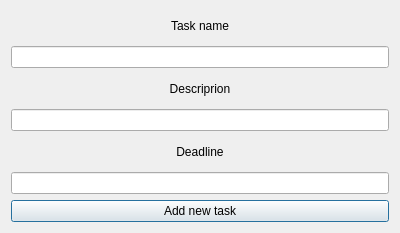
The window that client/include/add_task.ui (cowboymalboro1884/MessLess) describes before a commit, drawn with Qt 5.
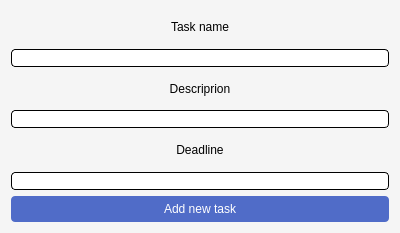
The same window after the commit.

```diff
--- a/client/include/add_task.ui
+++ b/client/include/add_task.ui
@@ -13,11 +13,18 @@
   <property name="windowTitle">
    <string>Dialog</string>
   </property>
+  <property name="styleSheet">
+   <string notr="true">background-color:rgb(245, 245, 245);
+</string>
+  </property>
   <layout class="QVBoxLayout" name="verticalLayout_2">
    <item>
     <layout class="QGridLayout" name="gridLayout">
      <item row="0" column="0">
       <widget class="QLabel" name="task_name">
+       <property name="styleSheet">
+        <string notr="true">font: 63 8pt &quot;Yu Gothic UI Semibold&quot;;</string>
+       </property>
        <property name="text">
         <string>Task name</string>
        </property>
@@ -27,10 +34,19 @@
       </widget>
      </item>
      <item row="1" column="0">
-      <widget class="QLineEdit" name="task_name_edit"/>
+      <widget class="QLineEdit" name="task_name_edit">
+       <property name="styleSheet">
+        <string notr="true">border: 1px solid black;
+     border-radius: 4px;
+background-color: white;</string>
+       </property>
+      </widget>
      </item>
      <item row="4" column="0">
       <widget class="QLabel" name="task_deadline">
+       <property name="styleSheet">
+        <string notr="true">font: 63 8pt &quot;Yu Gothic UI Semibold&quot;;</string>
+       </property>
        <property name="text">
         <string>Deadline</string>
        </property>
@@ -40,10 +56,31 @@
       </widget>
      </item>
      <item row="3" column="0">
-      <widget class="QLineEdit" name="task_description_edit"/>
+      <widget class="QLineEdit" name="task_description_edit">
+       <property name="styleSheet">
+        <string notr="true">border: 1px solid black;
+     border-radius: 4px;
+background-color: white;</string>
+       </property>
+      </widget>
      </item>
      <item row="6" column="0">
       <widget class="QPushButton" name="add_task">
+       <property name="styleSheet">
+        <string notr="true">QPushButton {
+     background-color: rgb(80, 108, 200);
+	color: white;
+border: 1px black;
+
+     border-radius: 4px;
+	font: 63 8pt &quot;Yu Gothic UI Semibold&quot;;
+width:326px;
+height:26px;
+}
+QPushButton:hover{
+border: 1px solid rgb(255, 255, 255);
+}</string>
+       </property>
        <property name="text">
         <string>Add new task</string>
        </property>
@@ -51,6 +88,9 @@
      </item>
      <item row="2" column="0">
       <widget class="QLabel" name="task_description">
+       <property name="styleSheet">
+        <string notr="true">font: 63 8pt &quot;Yu Gothic UI Semibold&quot;;</string>
+       </property>
        <property name="text">
         <string>Descriprion</string>
        </property>
@@ -60,7 +100,13 @@
       </widget>
      </item>
      <item row="5" column="0">
-      <widget class="QLineEdit" name="task_deadline_edit"/>
+      <widget class="QLineEdit" name="task_deadline_edit">
+       <property name="styleSheet">
+        <string notr="true">border: 1px solid black;
+     border-radius: 4px;
+background-color: white;</string>
+       </property>
+      </widget>
      </item>
     </layout>
    </item>
```
